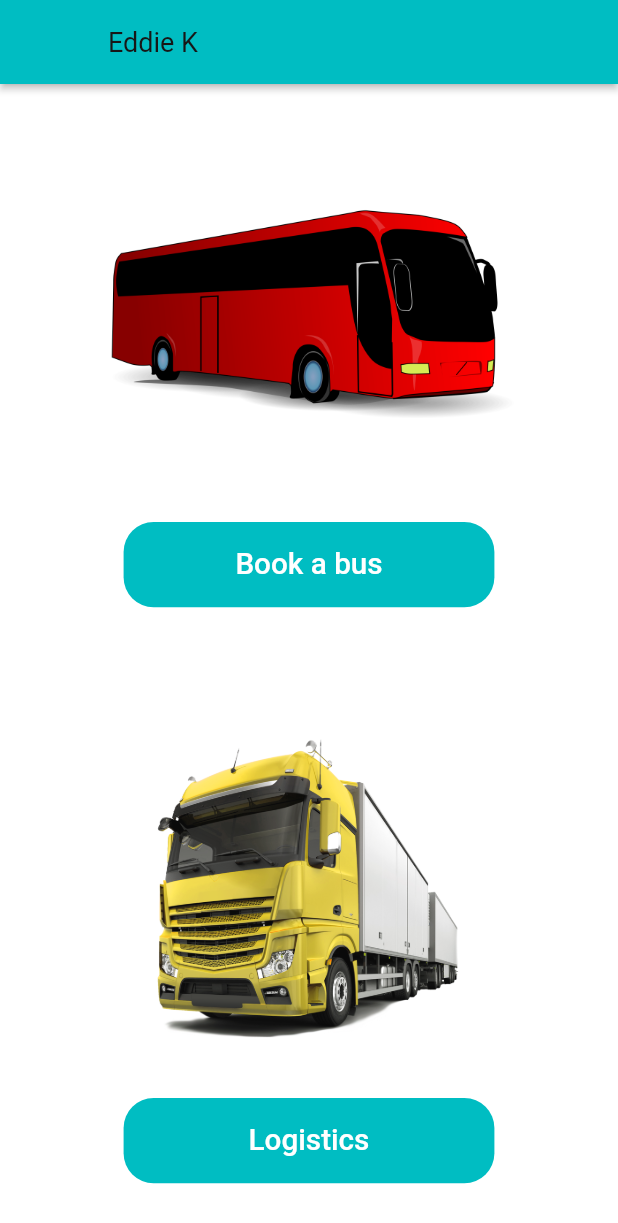
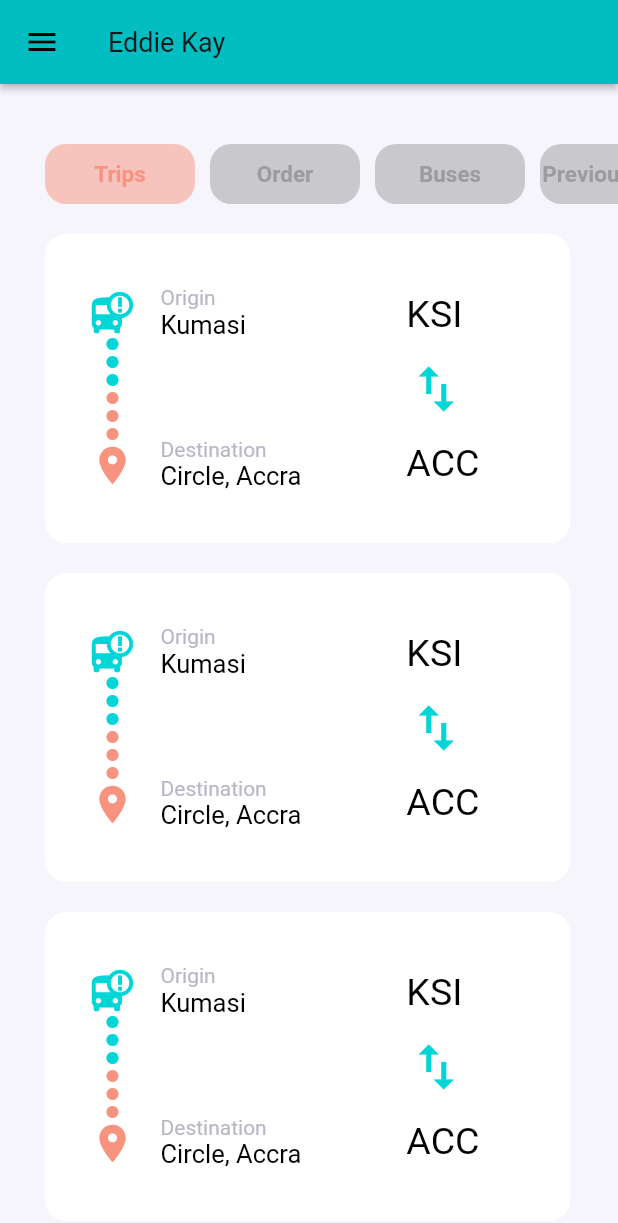
Before and after one commit to anoda-nii/Travel-Eddie, a Flutter app: the LoginSuccessScreen screen opened by its route, after a tap on "Book a bus", on a phone screen of 412 x 824 dp. Shown: the top 1223 px of the screen. Run offline on Flutter 3.47's test engine with Material 2 defaults, Android fonts, the phone set to English and light mode, and no system bars; our stand-ins replace firebase_auth, firebase_core, flutter_svg; accounts and stored records are empty; Roboto replaces fonts that are missing (Muli).

Commit message:
added home scren and drawer

```diff
--- a/lib/constants.dart
+++ b/lib/constants.dart
@@ -6,10 +6,10 @@ const kPrimaryLightColor = Color(0xFFFFECDF);
 const kPrimaryGradientColor = LinearGradient(
   begin: Alignment.topLeft,
   end: Alignment.bottomRight,
-  colors: [Color(0xFFFFA53E), Color(0xFFFF7643)],
+  colors: [const Color(0xFFFFA53E), const Color(0xFFFF7643)],
 );
 const kSecondaryColor = Color(0xFF979797);
-const kTextColor = Color(0xFFF1F1F1);
+const kTextColor = Color(0xFF000000);
 
 const kAnimationDuration = Duration(milliseconds: 200);
 
--- /dev/null
+++ b/lib/drawer.dart
@@ -0,0 +1,82 @@
+import 'package:flutter/material.dart';
+import 'package:travel_eddie_k/constants.dart';
+import 'package:travel_eddie_k/screens/sign_in/sign_in_screen.dart';
+
+
+Drawer drawer(BuildContext context){
+  return Drawer(
+        child: ListView(
+          children: <Widget>[
+            DrawerHeader(
+              decoration: BoxDecoration(
+                gradient: LinearGradient(
+                  begin: Alignment.topLeft,
+                  end: Alignment(0.8, 0.0), // 10% of the width, so there are ten blinds.
+                  colors: [kPrimaryColor, const Color(0xfffffff0)], // primary app color to black
+                 // tileMode: TileMode.repeated, // repeats the gradient over the canvas
+       ),
+              ),
+              child: Container(
+                child: Column(
+                  children: [
+                    Material(
+                      borderRadius: BorderRadius.all(Radius.circular(50.0)),
+                      child: Padding(padding: EdgeInsets.all(8.0),
+                      child: Image.asset('assets/images/bluebus.png', width: 80, height: 80,),
+                      ),
+                      ),
+                    Text("Eddie Kay", style: TextStyle(fontSize: 25.0),),
+                  ],
+                  ),
+                )
+                 ),
+            CustomListTile(Icons.person, 'Profile', ()=>{}),
+            CustomListTile(Icons.bus_alert, 'Book a Bus', ()=>{}),
+            CustomListTile(Icons.local_shipping, 'Logistics', ()=>{}),
+            CustomListTile(Icons.logout, 'Logout', (){
+                        Navigator.pushNamed(context, SignInScreen.routeName);
+                      },)
+
+           ],
+         ),
+       );
+}
+
+
+class CustomListTile extends StatelessWidget {
+
+final IconData icon;
+final String text;
+final Function onTap;
+
+CustomListTile(this.icon, this.text, this.onTap);
+
+  @override
+  Widget build(BuildContext context) {
+    return Padding(padding: const EdgeInsets.fromLTRB(8.0, 0, 8.0, 0),
+    child: Container(
+      decoration: BoxDecoration(border: Border(bottom: BorderSide(color: Colors.grey.shade200))),
+      child: InkWell(
+        splashColor: kPrimaryColor,
+        onTap: onTap,
+        child: Container(
+          height: 60,
+          child: Row(
+            mainAxisAlignment: MainAxisAlignment.spaceBetween,
+            children: <Widget>[
+              Row(
+                children: <Widget>[
+              Icon(icon),
+              Text(text, style: TextStyle(fontSize: 17, color: kTextColor),),
+                ],
+              ),
+              Icon(Icons.arrow_right)
+            ],
+          ),
+        ),
+
+      ),
+    ),
+    );
+  }
+  }
--- a/lib/routes.dart
+++ b/lib/routes.dart
@@ -1,6 +1,7 @@
 import 'package:flutter/widgets.dart';
 import 'package:travel_eddie_k/screens/complete_profile/complete_profile_screen.dart';
 import 'package:travel_eddie_k/screens/forgot_password/forgot_password_screen.dart';
+import 'package:travel_eddie_k/screens/home_screen/home.dart';
 //import 'package:travel_eddie_k/screens/home/home_screen.dart';
 import 'package:travel_eddie_k/screens/login_success/login_success_screen.dart';
 //import 'package:travel_eddie_k/screens/otp/otp_screen.dart';
@@ -19,4 +20,5 @@ final Map<String, WidgetBuilder> routes = {
   CompleteProfileScreen.routeName: (context) => CompleteProfileScreen(),
   //OtpScreen.routeName: (context) => OtpScreen(),
   //HomeScreen.routeName: (context) => HomeScreen(),
+  HomeScreen.routename: (context) => HomeScreen()
 };
--- a/lib/screens/complete_profile/components/body.dart
+++ b/lib/screens/complete_profile/components/body.dart
@@ -19,7 +19,7 @@ class Body extends StatelessWidget {
                 SizedBox(height: SizeConfig.screenHeight * 0.03),
                 Text("Complete Profile", style: headingStyle),
                 Text(
-                  "Complete your details or continue  \nwith social media",
+                  "Complete your details or continue",
                   textAlign: TextAlign.center,
                 ),
                 SizedBox(height: SizeConfig.screenHeight * 0.06),
--- /dev/null
+++ b/lib/screens/home_screen/components/body.dart
@@ -0,0 +1,48 @@
+import 'package:flutter/material.dart';
+import 'package:travel_eddie_k/screens/home_screen/widgets/options.dart';
+import 'package:travel_eddie_k/screens/home_screen/widgets/boxDestination.dart';
+import 'package:travel_eddie_k/screens/home_screen/widgets/selectway.dart';
+import 'package:travel_eddie_k/screens/home_screen/widgets/selectOptions.dart';
+//import 'package:travel_eddie_k/screens/home_screen/widgets/recommendation.dart';
+
+
+class Body extends StatefulWidget {
+  @override
+  _BodyState createState() => _BodyState();
+}
+
+class _BodyState extends State<Body> {
+  @override
+  Widget build(BuildContext context) {
+    return Scaffold(
+        backgroundColor: Color(0xFFFf6f5fb),
+        body: SingleChildScrollView(
+          child: SafeArea(
+            child: Container(
+              margin: EdgeInsets.only(left: 30, top: 40, bottom: 60),
+              child: Column(
+                crossAxisAlignment: CrossAxisAlignment.start,
+                children: <Widget>[
+                    Options(),
+                    SizedBox(height: 20),
+                    BoxDestination(),
+                    SizedBox(height: 20),
+                    BoxDestination(),
+                    SizedBox(height: 20),
+                    BoxDestination(),
+                    SizedBox(height: 20),
+                    BoxDestination(),
+                    SizedBox(height: 22),
+                    SelectWay(),
+                    SizedBox(height: 25),
+                    SelectOptions(),
+                    SizedBox(height: 16),
+                    //Recommendation()
+                ],
+              ),
+            ),
+          ),
+        ),
+    );
+  }
+}
--- /dev/null
+++ b/lib/screens/home_screen/components/btnOptions.dart
@@ -0,0 +1,32 @@
+import 'package:flutter/material.dart';
+
+class BtnOptions extends StatelessWidget {
+
+  final Function onTap;
+  final String label;
+  final Color color;
+
+  const BtnOptions({Key key, this.onTap, this.label, this.color}) : super(key: key);
+
+  @override
+  Widget build(BuildContext context) {
+    return InkWell(
+        onTap: onTap,
+        child: Container(
+          margin: EdgeInsets.only(right: 10),
+          alignment: Alignment.center,
+          height: 40,
+          width: 100,
+          decoration: BoxDecoration(
+            color: color.withOpacity(0.5),
+            borderRadius: BorderRadius.all(
+              Radius.circular(14)
+            )
+          ),
+          child: Text(label,
+          style:TextStyle(color: color,fontSize: 15,fontWeight: FontWeight.bold),
+          ),
+        ),
+    );
+  }
+}
--- /dev/null
+++ b/lib/screens/home_screen/components/btnPassengers.dart
@@ -0,0 +1,65 @@
+import 'package:flutter/material.dart';
+
+class BtnPassengers extends StatelessWidget {
+  final Function onTap;
+  final String label;
+  final String title;
+  final Color color;
+  final IconData iconData;
+
+  const BtnPassengers(
+      {Key key, this.onTap, this.label, this.title, this.color, this.iconData})
+      : super(key: key);
+
+  @override
+  Widget build(BuildContext context) {
+    return InkWell(
+      onTap: onTap,
+      child: Column(
+        crossAxisAlignment: CrossAxisAlignment.start,
+        children: <Widget>[
+          Text(title,style: TextStyle(color: Color(0xFFFa9a9ba))),
+          SizedBox(height: 4),
+          Container(
+            margin: EdgeInsets.only(right: 10),
+            alignment: Alignment.center,
+            height: 55,
+            width: 160,
+            decoration: BoxDecoration(
+              color: Colors.white,
+              borderRadius: BorderRadius.all(
+                Radius.circular(5)
+              )
+            ),
+
+            child: Row(
+              children: <Widget>[
+                SizedBox(width: 10),
+                Container(
+                  height: 30,
+                  width: 30,
+                  decoration: BoxDecoration(
+                    color: color,
+                    borderRadius: BorderRadius.all(
+                      Radius.circular(14)
+                    )
+                  ),
+                  child: Icon(iconData, color: Colors.white,size: 18),
+                ),
+                SizedBox(width: 5),
+                Container(
+                  alignment: Alignment.center,
+                  width: 100,
+                  child: Text(label,
+                  textAlign: TextAlign.center,
+                  style: TextStyle(color: Colors.black, fontSize: 16, fontWeight: FontWeight.bold),
+                  ),
+                )
+              ],
+            ),
+          )
+        ],
+      ),
+    );
+  }
+}
--- /dev/null
+++ b/lib/screens/home_screen/components/btnWay.dart
@@ -0,0 +1,54 @@
+import 'package:flutter/material.dart';
+
+class BtnWay extends StatelessWidget {
+
+  final Function onTap;
+  final String label;
+  final Color color;
+  final IconData iconData;
+
+  const BtnWay({Key key, this.onTap, this.label, this.color, this.iconData}) : super(key: key);
+
+  @override
+  Widget build(BuildContext context) {
+    return InkWell(
+      onTap: onTap,
+      child: Container(
+        margin: EdgeInsets.only(right: 10),
+        alignment: Alignment.center,
+        height: 50,
+        width: 160,
+        decoration: BoxDecoration(
+          color: color.withOpacity(0.3),
+          borderRadius: BorderRadius.all(
+            Radius.circular(25)
+          )
+        ),
+
+        child: Row(
+          children: <Widget>[
+            SizedBox(width: 10),
+            Container(
+              width: 30,
+              height: 30,
+              decoration: BoxDecoration(
+                color: color,
+                borderRadius: BorderRadius.all(
+                  Radius.circular(14)
+                )
+              ),
+              child: Icon(iconData, color: Colors.white,size: 18),
+            ),
+            SizedBox(width: 5),
+            Container(
+              alignment: Alignment.center,
+              width: 90,
+              child: Text(label,
+              style: TextStyle(color: color,fontSize: 15,fontWeight: FontWeight.bold)),
+            )
+          ],
+        ),
+      ),
+    );
+  }
+}
--- a/lib/screens/home_screen/home.dart
+++ b/lib/screens/home_screen/home.dart
@@ -1 +1,20 @@
 import 'package:flutter/material.dart';
+import 'package:travel_eddie_k/constants.dart';
+import 'package:travel_eddie_k/drawer.dart';
+import 'package:travel_eddie_k/screens/home_screen/components/body.dart';
+
+
+class HomeScreen extends StatelessWidget {
+  static String routename = "/home";
+  @override
+  Widget build(BuildContext context) {
+    return Scaffold(
+      appBar: AppBar(
+        backgroundColor: kPrimaryColor,
+         title: Text("Eddie Kay"),
+      ),
+      drawer: drawer(context),
+      body: Body(),
+    );
+  }
+}
--- /dev/null
+++ b/lib/screens/home_screen/widgets/boxDestination.dart
@@ -0,0 +1,131 @@
+import 'package:flutter/material.dart';
+
+class BoxDestination extends StatelessWidget {
+  @override
+  Widget build(BuildContext context) {
+    return Container(
+        alignment: Alignment.center,
+        padding: EdgeInsets.symmetric(horizontal: 20),
+        height: MediaQuery.of(context).size.height * 0.25,
+        width: MediaQuery.of(context).size.width * 0.85,
+        decoration: BoxDecoration(
+          color: Colors.white,
+          borderRadius: BorderRadius.all(
+            Radius.circular(14)
+          )
+        ),
+
+        child: Column(
+          crossAxisAlignment: CrossAxisAlignment.start,
+          mainAxisAlignment: MainAxisAlignment.center,
+          children: <Widget>[
+            Row(
+          mainAxisAlignment: MainAxisAlignment.start,
+          children: <Widget>[
+              SizedBox(width: 10),
+              _iconDestination(),
+              SizedBox(width: 17),
+              _originAndDestionation(),
+              SizedBox(width: 70),
+              _originAndDestionationIcon()
+          ],
+        )
+          ],
+        ),
+
+    );
+  }
+}
+
+Widget _originAndDestionationIcon(){
+
+  return Column(
+    crossAxisAlignment: CrossAxisAlignment.start,
+    mainAxisAlignment: MainAxisAlignment.spaceBetween,
+    children: <Widget>[
+      Text("KSI",style: TextStyle(fontSize: 25)),
+      SizedBox(height: 15),
+      Icon(Icons.swap_vert, color: Color(0xFFF00d5d8),size: 40),
+      SizedBox(height: 15),
+       Text("ACC",style: TextStyle(fontSize: 25)),
+
+    ],
+  );
+}
+
+Widget _originAndDestionation(){
+
+  return Column(
+    crossAxisAlignment: CrossAxisAlignment.start,
+    mainAxisAlignment: MainAxisAlignment.spaceBetween,
+    children: <Widget>[
+      RichText(
+        text: TextSpan(
+          children: <TextSpan>[
+            TextSpan(text: "Origin \n",
+            style: TextStyle(color: Color(0xFFFb7b7c5),fontSize: 14)
+            ),
+            TextSpan(text: "Kumasi",
+            style: TextStyle(fontSize: 17,color: Colors.black),
+            )
+          ]
+        ),
+      ),
+
+      SizedBox(height: 65),
+
+       RichText(
+        text: TextSpan(
+          children: <TextSpan>[
+            TextSpan(text: "Destination \n",
+            style: TextStyle(color: Color(0xFFFb7b7c5),fontSize: 14)
+            ),
+            TextSpan(text: "Circle, Accra",
+            style: TextStyle(fontSize: 17,color: Colors.black),
+            )
+          ]
+        ),
+      ),
+
+    ],
+
+  );
+
+}
+
+Widget _iconDestination(){
+
+  return Container(
+    child: Column(
+        children: <Widget>[
+          Icon(Icons.bus_alert,
+          color: Color(0xFFF00d5d8),
+          size: 30),
+
+          Icon(Icons.fiber_manual_record,
+          color: Color(0xFFF00d5d8),
+          size: 12),
+           Icon(Icons.fiber_manual_record,
+          color: Color(0xFFF00d5d8),
+          size: 12),
+           Icon(Icons.fiber_manual_record,
+          color: Color(0xFFF00d5d8),
+          size: 12),
+           Icon(Icons.fiber_manual_record,
+          color: Color(0xFFFf89380),
+          size: 12),
+          Icon(Icons.fiber_manual_record,
+          color: Color(0xFFFf89380),
+          size: 12),
+          Icon(Icons.fiber_manual_record,
+          color: Color(0xFFFf89380),
+          size: 12),
+          Icon(Icons.location_on,
+          color: Color(0xFFFf89380),
+          size: 30),
+
+        ],
+    ),
+  );
+
+}
--- /dev/null
+++ b/lib/screens/home_screen/widgets/options.dart
@@ -0,0 +1,32 @@
+import 'package:travel_eddie_k/screens/home_screen/components/btnOptions.dart';
+import 'package:flutter/material.dart';
+
+class Options extends StatelessWidget {
+  @override
+  Widget build(BuildContext context) {
+    return Container(
+      height: 40,
+      child: ListView(
+        scrollDirection: Axis.horizontal,
+        children: <Widget>[
+            BtnOptions(
+              label: "Trips",
+              color: Color(0xFFFf89380),
+            ),
+             BtnOptions(
+              label: "Order",
+              color: Color(0xFFF9b9ba0),
+            ),
+             BtnOptions(
+              label: "Buses",
+              color: Color(0xFFF9b9ba0),
+            ),
+             BtnOptions(
+              label: "Previous Trips",
+              color: Color(0xFFF9b9ba0),
+            )
+        ],
+      ),
+    );
+  }
+}
--- /dev/null
+++ b/lib/screens/home_screen/widgets/selectOptions.dart
@@ -0,0 +1,45 @@
+import 'package:travel_eddie_k/screens/home_screen/components/btnPassengers.dart';
+import 'package:flutter/material.dart';
+
+class SelectOptions extends StatelessWidget {
+  @override
+  Widget build(BuildContext context) {
+    return Column(
+        children: <Widget>[
+          Row(
+            children: <Widget>[
+              BtnPassengers(
+                title: "Departure",
+                label: "22 Oct, 2019",
+                color: Color(0xFFFfeb578),
+                iconData: Icons.today,
+              ),
+              BtnPassengers(
+                title: "Return",
+                label: "23 Nov, 2019",
+                color: Color(0xFFF00d5d8),
+                iconData: Icons.today,
+              )
+            ],
+          ),
+          SizedBox(height: 10),
+           Row(
+            children: <Widget>[
+              BtnPassengers(
+                title: "Passengers",
+                label: "2 Adult",
+                color: Color(0xFFFfe8db9),
+                iconData: Icons.wc,
+              ),
+              BtnPassengers(
+                title: "Class",
+                label: "Economy",
+                color: Color(0xFFF7d59ee),
+                iconData: Icons.today,
+              )
+            ],
+          )
+        ],
+    );
+  }
+}
--- /dev/null
+++ b/lib/screens/home_screen/widgets/selectWay.dart
@@ -0,0 +1,31 @@
+import 'package:travel_eddie_k/screens/home_screen/components/btnWay.dart';
+import 'package:flutter/material.dart';
+
+class SelectWay extends StatelessWidget {
+  @override
+  Widget build(BuildContext context) {
+    return Container(
+        child: Column(
+          crossAxisAlignment: CrossAxisAlignment.start,
+          children: <Widget>[
+            Text("Select the way", style: TextStyle(fontSize: 20)),
+            SizedBox(height: 10),
+            Row(
+              children: <Widget>[
+                BtnWay(
+                  label: "ROUND TRIP",
+                  iconData: Icons.swap_horiz,
+                  color: Color(0xFFF00d5d8),
+                ),
+                BtnWay(
+                  label: "ONE WAY",
+                  iconData: Icons.trending_flat,
+                  color: Color(0xFFFababbc),
+                )
+              ],
+            )
+          ],
+        ),
+    );
+  }
+}
--- a/lib/screens/login_success/components/body.dart
+++ b/lib/screens/login_success/components/body.dart
@@ -1,5 +1,6 @@
 import 'package:flutter/material.dart';
 import 'package:travel_eddie_k/components/default_button.dart';
+import 'package:travel_eddie_k/screens/home_screen/home.dart';
 //import 'package:travel_eddie_k/screens/home/home_screen.dart';
 import 'package:travel_eddie_k/size_config.dart';
 import '../../../size_config.dart';
@@ -30,7 +31,7 @@ class Body extends StatelessWidget {
           child: DefaultButton(
             text: "Book a bus",
             press: () {
-              //Navigator.pushNamed(context, HomeScreen.routeName);
+              Navigator.pushNamed(context, HomeScreen.routename);
             },
           ),
         ),
--- a/lib/screens/login_success/login_success_screen.dart
+++ b/lib/screens/login_success/login_success_screen.dart
@@ -1,5 +1,5 @@
 import 'package:flutter/material.dart';
-
+import 'package:travel_eddie_k/drawer.dart';
 import '../../constants.dart';
 import 'components/body.dart';
 
@@ -10,9 +10,11 @@ class LoginSuccessScreen extends StatelessWidget {
     return Scaffold(
       appBar: AppBar(
         backgroundColor: kPrimaryColor,
-        leading: SizedBox(),
-        title: Text("Eddie K"),
+        //leading: SizedBox(),
+        // leading sized box displays the back button or hamburger button at the top left of the screen
+        title: Text("Eddie Kay"),
       ),
+      drawer: drawer(context),
       body: Body(),
     );
   }
--- a/lib/screens/sign_in/components/body.dart
+++ b/lib/screens/sign_in/components/body.dart
@@ -26,7 +26,7 @@ class Body extends StatelessWidget {
                   ),
                 ),
                 Text(
-                  "Sign in with your email and password  \nor continue with social media",
+                  "Sign in with your email and password",
                   style: TextStyle(
                     color: Colors.black,
                   ),
--- a/lib/screens/sign_in/sign_up/components/body.dart
+++ b/lib/screens/sign_in/sign_up/components/body.dart
@@ -21,7 +21,7 @@ class Body extends StatelessWidget {
                 Text("Register Account",
                 style: headingStyle,),
                 Text(
-                  "Complete your details or continue \nwith social media",
+                  "Complete your details to continue",
                   textAlign: TextAlign.center,
                   style: TextStyle(color: Colors.black),
                 ),
```
Also changed, not shown: lib/screens/complete_profile/components/complete_profile_form.dart (+6 -5 lines), lib/screens/home_screen/components/recommendationItem.dart (added, +92 -0 lines), lib/screens/home_screen/widgets/recommendation.dart (added, +60 -0 lines), pubspec.lock.
